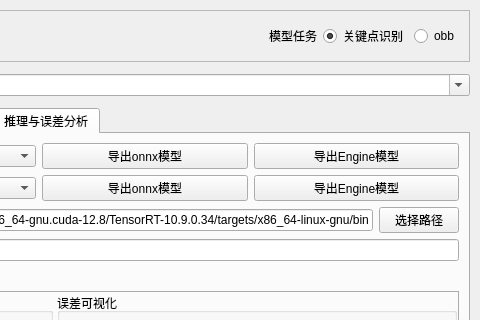
The window that VisualTrainFactory.ui (qiangzhang-ebots/VisualTrainFactory) describes before a commit, drawn with Qt 5; both pictures show x 770 to 1250 and y 0 to 320 of the 1250 by 847 pixel window.
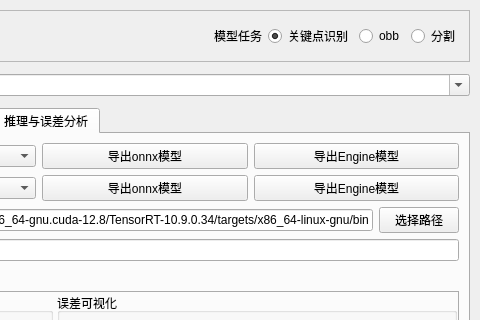
The same window after the commit. Icons and pictures are not drawn.

Commit message: 增加分割任务

Patch:
```diff
--- a/VisualTrainFactory.ui
+++ b/VisualTrainFactory.ui
@@ -310,6 +310,16 @@
          </property>
         </widget>
        </item>
+       <item>
+        <widget class="QRadioButton" name="radioTaskSeg">
+         <property name="text">
+          <string>分割</string>
+         </property>
+         <property name="checked">
+          <bool>false</bool>
+         </property>
+        </widget>
+       </item>
       </layout>
      </widget>
     </item>
```
The commit also changes 18 other files.
